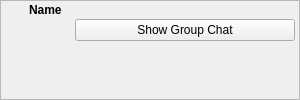
RetroShare/RetroShare, file retroshare-gui/src/gui/toaster/GroupChatToaster.ui: the form before one commit.
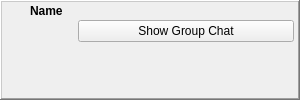
The form after the commit. Icons and pictures are not drawn. Custom widgets are drawn as their Qt base class.

Commit message: Added new flags to the html optimizer to remove font and color from html and used this for displaying the message in the toaster. Fixed layout of the toasters.

What changed in the file:
```diff
--- a/retroshare-gui/src/gui/toaster/GroupChatToaster.ui
+++ b/retroshare-gui/src/gui/toaster/GroupChatToaster.ui
@@ -32,7 +32,7 @@
    <item>
     <widget class="QFrame" name="windowFrame">
      <property name="frameShape">
-      <enum>QFrame::StyledPanel</enum>
+      <enum>QFrame::WinPanel</enum>
      </property>
      <property name="frameShadow">
       <enum>QFrame::Raised</enum>
@@ -149,8 +149,14 @@
         <property name="rightMargin">
          <number>4</number>
         </property>
-        <property name="spacing">
-         <number>0</number>
+        <property name="bottomMargin">
+         <number>4</number>
+        </property>
+        <property name="horizontalSpacing">
+         <number>2</number>
+        </property>
+        <property name="verticalSpacing">
+         <number>3</number>
         </property>
         <item row="0" column="0" rowspan="3">
          <widget class="AvatarWidget" name="avatarWidget" native="true">
@@ -172,8 +178,8 @@
          <widget class="QLabel" name="messageLabel">
           <property name="maximumSize">
            <size>
-            <width>220</width>
-            <height>47</height>
+            <width>218</width>
+            <height>45</height>
            </size>
           </property>
           <property name="wordWrap">
```
The commit also changes 8 other files.
